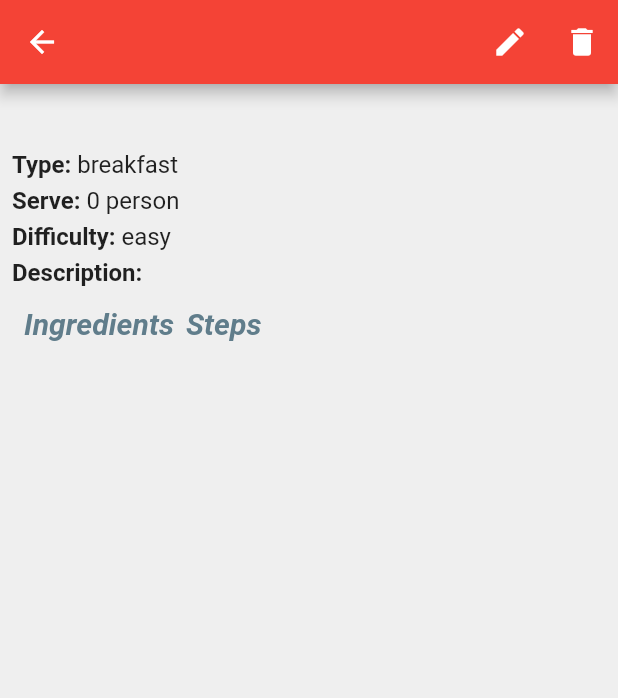
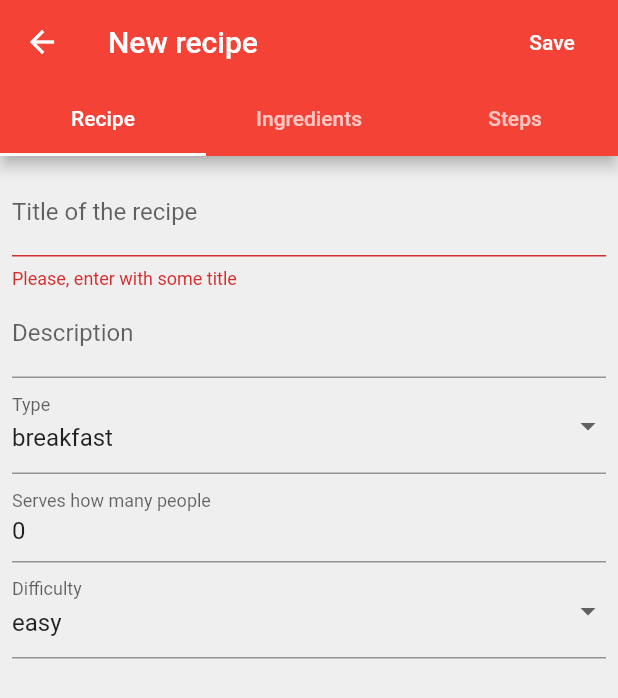
Before and after one commit to aismaniotto/recipe_book_app, a Flutter app: the ShowRecipePage screen opened directly with empty values, after a tap on the "edit" icon, on a phone screen of 412 x 824 dp. Shown: the top 698 px of the screen. Run offline on Flutter 3.47's test engine with Material 2 defaults, Android fonts, the phone set to English and light mode, and no system bars; our stand-ins replace easy_localization, flutter_mobx, font_awesome_flutter, get_it, mobx, sembast; missing offline and left inert: charcode; generated files the repository leaves out were written again.

Commit message:
Modifications on new recipe page to update feature use the same page.

```diff
--- a/lib/core/IoC/ioc.dart
+++ b/lib/core/IoC/ioc.dart
@@ -17,7 +17,9 @@ final ioc = GetIt.instance;
 Future<void> init() async {
   // Store
   ioc.registerLazySingleton(() => FilteredRecipesStore(ioc()));
-  ioc.registerFactory(() => RecipeStore(ioc()));
+  // ioc.registerFactory(() => RecipeStore(ioc(), ioc()));
+  ioc.registerFactoryParam(
+      (param1, param2) => RecipeStore(ioc(), ioc(), recipe: param1));
 
   // Use cases
   ioc.registerLazySingleton(() => AddRecipe(ioc()));
--- a/lib/features/recipe/data/datasources/recipe_source.dart
+++ b/lib/features/recipe/data/datasources/recipe_source.dart
@@ -35,7 +35,7 @@ class RecipeDataSourceImpl extends RecipeDataSource {
 
   @override
   Future<Recipe> updateRecipe(Recipe recipe) async {
-    final finder = Finder(filter: Filter.byKey(recipe.id));
+    final finder = Finder(filter: Filter.equals('id', recipe.id));
     await _recipesFolder.update(await _db, recipeAdapter.toMap(recipe),
         finder: finder);
 
--- a/lib/features/recipe/domain/entities/recipe.dart
+++ b/lib/features/recipe/domain/entities/recipe.dart
@@ -1,17 +1,18 @@
 import 'package:recipe_book_app/features/recipe/domain/entities/identificable_text.dart';
+import 'package:uuid/uuid.dart';
 
 enum Type { breakfast, meal, side, snack, drink, dessert, other }
 enum Difficulty { easy, medium, hard }
 
 class Recipe {
-  final String id;
-  final String title;
-  final String description;
-  final Type type;
-  final int quantityPeopleServide;
-  final Difficulty difficulty;
-  final List<IdentificableText> ingredientList;
-  final List<IdentificableText> steps;
+  String id;
+  String title;
+  String description;
+  Type type;
+  int quantityPeopleServide;
+  Difficulty difficulty;
+  List<IdentificableText> ingredientList;
+  List<IdentificableText> steps;
   //TODO:String picturePath;
 
   Recipe(
@@ -22,5 +23,9 @@ class Recipe {
       this.quantityPeopleServide,
       this.difficulty,
       this.ingredientList,
-      this.steps});
+      this.steps}) {
+    if (id == null) {
+      id = Uuid().v4();
+    }
+  }
 }
--- a/lib/features/recipe/presentation/pages/new_recipe_page.dart
+++ b/lib/features/recipe/presentation/pages/input_recipe_page.dart
@@ -7,11 +7,11 @@ import 'package:recipe_book_app/features/recipe/presentation/widgets/input/recip
 import 'package:recipe_book_app/features/recipe/presentation/stores/recipe_store.dart';
 import 'package:recipe_book_app/features/recipe/presentation/widgets/input/custom_reordenable_listview.dart';
 
-class NewRecipePage extends StatelessWidget {
+class InputRecipePage extends StatelessWidget {
   final RecipeStore store;
   final NavigationService navigationService;
 
-  const NewRecipePage(
+  const InputRecipePage(
       {Key key, @required this.store, @required this.navigationService})
       : super(key: key);
   @override
@@ -24,12 +24,12 @@ class NewRecipePage extends StatelessWidget {
               content: Text(LocaleKeys.wish_leave.tr()),
               actions: <Widget>[
                 FlatButton(
+                  onPressed: () => navigationService.pop(true),
+                  child: Text(LocaleKeys.exit.tr()),
+                ),
+                FlatButton(
                   onPressed: () => navigationService.pop(false),
                   child: Text(LocaleKeys.stay.tr()),
-                ),
-                FlatButton(
-                  onPressed: () => navigationService.pop(true),
-                  child: Text(LocaleKeys.exit.tr()),
                 ),
               ],
             ),
@@ -43,7 +43,8 @@ class NewRecipePage extends StatelessWidget {
         length: 3,
         child: Scaffold(
           appBar: AppBar(
-            title: Text(LocaleKeys.new_recipe.tr()),
+            title: Text(
+                store.title.isEmpty ? LocaleKeys.new_recipe.tr() : store.title),
             actions: <Widget>[
               FlatButton(
                 textColor: Colors.white,
--- a/lib/features/recipe/presentation/pages/show_recipe_page.dart
+++ b/lib/features/recipe/presentation/pages/show_recipe_page.dart
@@ -73,8 +73,8 @@ class ShowRecipePage extends StatelessWidget {
             icon: Icon(Icons.edit),
             tooltip: LocaleKeys.edit.tr(),
             onPressed: () {
-              //TODO: add action to edit.
-              print('edit');
+              navigationService.goBack();
+              navigationService.navigateTo('/update_recipe', arguments: recipe);
             },
           ),
           IconButton(
--- a/lib/features/recipe/presentation/stores/recipe_store.dart
+++ b/lib/features/recipe/presentation/stores/recipe_store.dart
@@ -4,60 +4,70 @@ import 'package:recipe_book_app/core/services/navigation_service.dart';
 import 'package:recipe_book_app/features/recipe/domain/entities/identificable_text.dart';
 import 'package:recipe_book_app/features/recipe/domain/entities/recipe.dart';
 import 'package:recipe_book_app/features/recipe/domain/usecases/add_recipe.dart';
+import 'package:recipe_book_app/features/recipe/domain/usecases/update_recipe.dart';
 
 part 'recipe_store.g.dart';
 
 class RecipeStore extends _RecipeStore with _$RecipeStore {
-  RecipeStore(AddRecipe addRecipe) : super(addRecipe);
+  RecipeStore(AddRecipe addRecipe, UpdateRecipe updateRecipe, {Recipe recipe})
+      : super(addRecipe, updateRecipe, recipe: recipe);
 }
 
 abstract class _RecipeStore with Store {
   final AddRecipe _addRecipe;
+  final UpdateRecipe _updateRecipe;
+  bool isUpdate = false;
+  Recipe recipe;
 
-  _RecipeStore(this._addRecipe);
+  _RecipeStore(this._addRecipe, this._updateRecipe, {this.recipe}) {
+    if (recipe == null) {
+      recipe = Recipe(
+          ingredientList: [IdentificableText('')].asObservable(),
+          steps: [IdentificableText('')].asObservable());
+    } else {
+      isUpdate = true;
+      recipe.ingredientList = recipe.ingredientList.asObservable();
+      recipe.steps = recipe.steps.asObservable();
+    }
+  }
 
-  @observable
-  String title = '';
+  String get title => recipe.title ?? '';
   @action
-  changeTitle(String newTitle) => title = newTitle;
+  changeTitle(String newTitle) => recipe.title = newTitle;
 
-  @observable
-  String description;
+  String get description => recipe.description;
   @action
-  changeDescription(String newDescription) => description = newDescription;
+  changeDescription(String newDescription) =>
+      recipe.description = newDescription;
 
-  @observable
-  Type type;
+  Type get type => recipe.type;
   @action
-  changeType(Type newType) => type = newType;
+  changeType(Type newType) => recipe.type = newType;
 
-  @observable
-  int quantityPeopleServide;
+  int get quantityPeopleServide => recipe.quantityPeopleServide;
   @action
   changeQuantityPeopleServide(int newQuantityPeopleServide) =>
-      quantityPeopleServide = newQuantityPeopleServide;
+      recipe.quantityPeopleServide = newQuantityPeopleServide;
 
-  @observable
-  Difficulty difficulty;
-  changeDifficulty(Difficulty newDifficulty) => difficulty = newDifficulty;
+  Difficulty get difficulty => recipe.difficulty;
+  changeDifficulty(Difficulty newDifficulty) =>
+      recipe.difficulty = newDifficulty;
 
-  @observable
-  List<IdentificableText> ingredientList =
-      [IdentificableText('')].asObservable();
+  List<IdentificableText> get ingredientList => recipe.ingredientList;
 
   @action
   addNewIngredient() {
-    ingredientList.add(IdentificableText(''));
+    recipe.ingredientList.add(IdentificableText(''));
   }
 
   @action
   deleteIngredient(int index) {
-    ingredientList.removeAt(index);
+    recipe.ingredientList.removeAt(index);
   }
 
   @action
   changeIngredient(String newIngredient, int index) {
-    ingredientList[index].text = newIngredient;
+    recipe.ingredientList[index].text = newIngredient;
   }
 
   @action
@@ -65,26 +75,24 @@ abstract class _RecipeStore with Store {
     if (newIndex > oldIndex) {
       newIndex -= 1;
     }
-    IdentificableText ingredient = ingredientList.removeAt(oldIndex);
-    ingredientList.insert(newIndex, ingredient);
+    IdentificableText ingredient = recipe.ingredientList.removeAt(oldIndex);
+    recipe.ingredientList.insert(newIndex, ingredient);
   }
 
-  @observable
-  ObservableList<IdentificableText> steps =
-      [IdentificableText('')].asObservable();
+  List<IdentificableText> get steps => recipe.steps;
   @action
   addNewStep() {
-    steps.add(IdentificableText(''));
+    recipe.steps.add(IdentificableText(''));
   }
 
   @action
   deleteStep(int index) {
-    steps.removeAt(index);
+    recipe.steps.removeAt(index);
   }
 
   @action
   changeStep(String newStep, int index) {
-    steps[index].text = newStep;
+    recipe.steps[index].text = newStep;
   }
 
   @action
@@ -92,21 +100,14 @@ abstract class _RecipeStore with Store {
     if (newIndex > oldIndex) {
       newIndex -= 1;
     }
-    IdentificableText step = steps.removeAt(oldIndex);
-    steps.insert(newIndex, step);
+    IdentificableText step = recipe.steps.removeAt(oldIndex);
+    recipe.steps.insert(newIndex, step);
   }
 
   @action
-  saveRecipe() async {
+  Future saveRecipe() async {
     if (title.isEmpty || type == null || difficulty == null) return;
-    _addRecipe(
-        title: title,
-        description: description,
-        type: type,
-        quantityPeopleServide: quantityPeopleServide,
-        difficulty: difficulty,
-        ingredientList: ingredientList,
-        steps: steps);
+    isUpdate ? await _updateRecipe(recipe) : await _addRecipe(recipe);
     ioc<NavigationService>().goBack();
   }
 }
--- a/lib/router.dart
+++ b/lib/router.dart
@@ -1,12 +1,13 @@
 import 'package:flutter/material.dart';
 import 'package:recipe_book_app/features/recipe/domain/entities/recipe.dart';
-import 'package:recipe_book_app/features/recipe/presentation/pages/new_recipe_page.dart';
+import 'package:recipe_book_app/features/recipe/presentation/pages/input_recipe_page.dart';
 import 'package:recipe_book_app/features/recipe/presentation/pages/show_recipe_page.dart';
 
 import 'core/IoC/ioc.dart';
 import 'features/recipe/domain/usecases/delete_recipe.dart';
 import 'features/recipe/presentation/pages/list_recipes_page.dart';
 import 'features/recipe/presentation/stores/filtered_recipes_store.dart';
+import 'features/recipe/presentation/stores/recipe_store.dart';
 
 class Router {
   static Route<dynamic> generateRoute(RouteSettings settings) {
@@ -28,10 +29,16 @@ class Router {
                 ));
       case '/new_recipe':
         return MaterialPageRoute(
-            builder: (_) => NewRecipePage(
+            builder: (_) => InputRecipePage(
                   store: ioc(),
                   navigationService: ioc(),
                 ));
+      case '/update_recipe':
+        var recipe = settings.arguments as Recipe;
+        return MaterialPageRoute(
+            builder: (_) => InputRecipePage(
+                store: ioc<RecipeStore>(param1: recipe),
+                navigationService: ioc()));
       default:
         return MaterialPageRoute(
             builder: (_) => Scaffold(
```
Also changed, not shown: lib/features/recipe/domain/usecases/add_recipe.dart (+2 -20 lines), lib/features/recipe/presentation/stores/recipe_store.g.dart.
